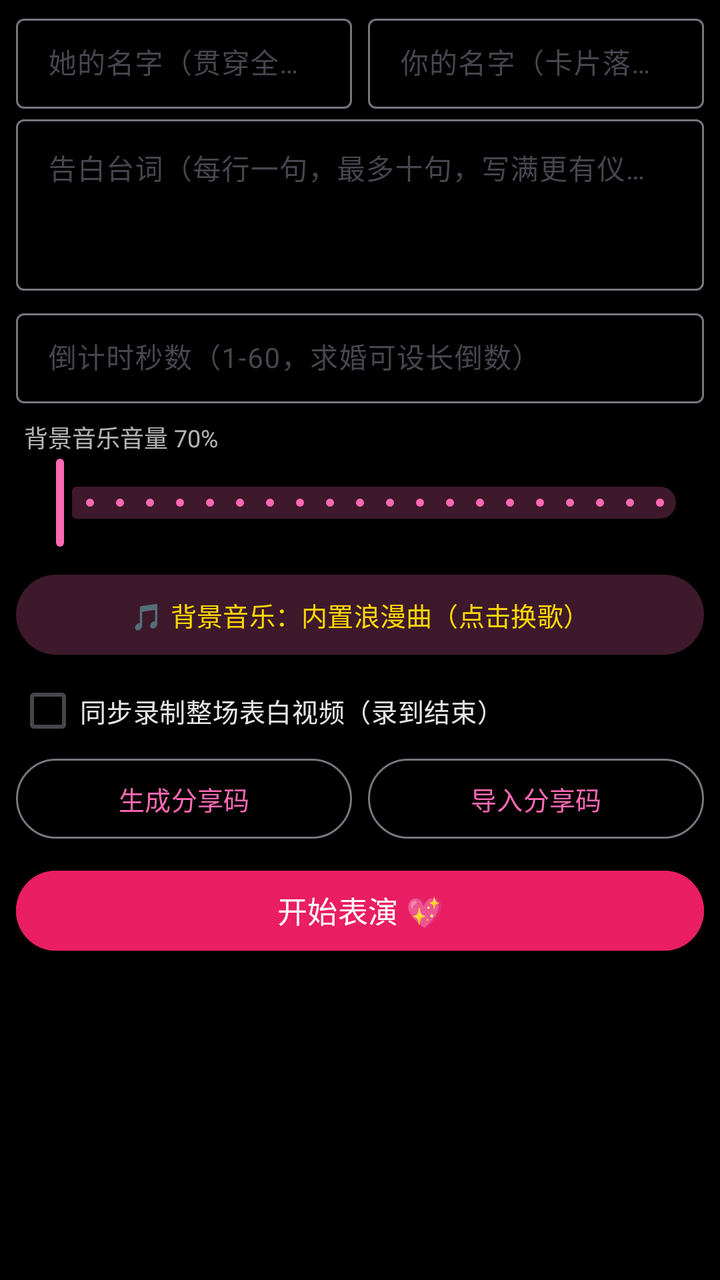
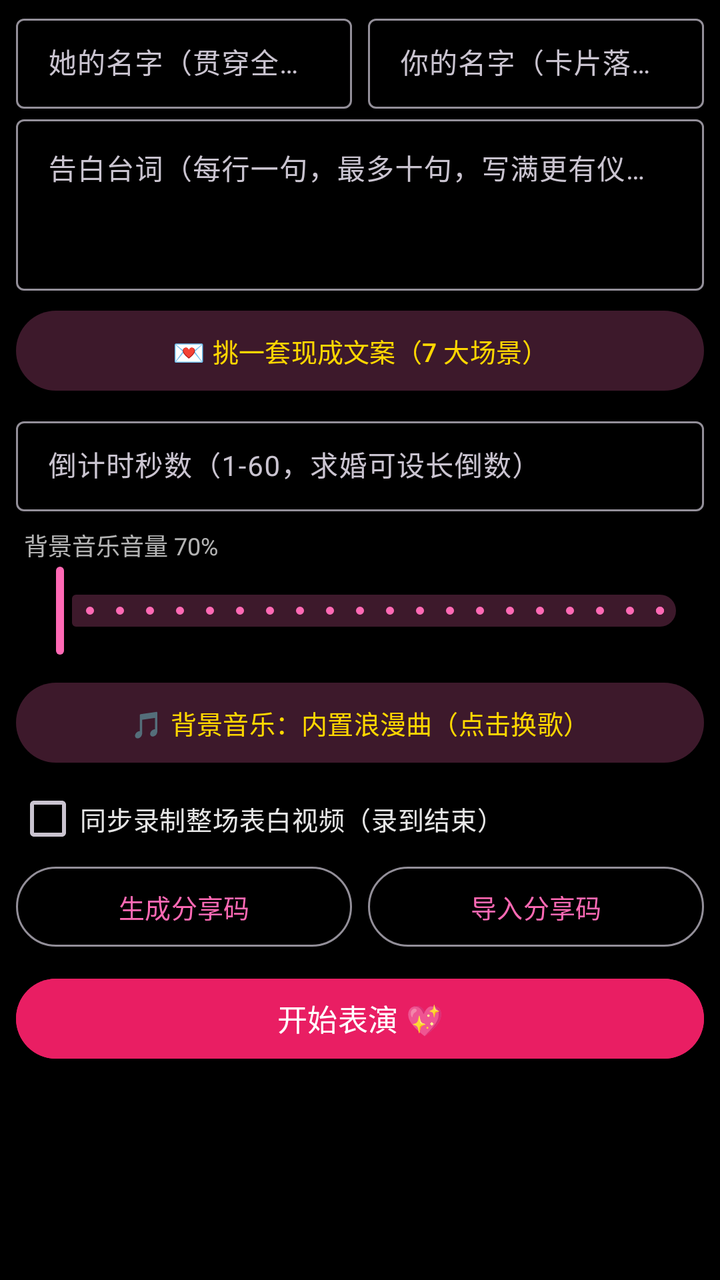

The first picture is an Android layout as it rendered before a commit; the second is the same layout after the commit. The layout source and the unified diff follow.
<!-- AndroidManifest.xml: application theme Theme.Electronic -->
<!-- res/layout/dialog_romantic_settings.xml -->
<?xml version="1.0" encoding="utf-8"?>
<ScrollView xmlns:android="http://schemas.android.com/apk/res/android"
    xmlns:app="http://schemas.android.com/apk/res-auto"
    android:layout_width="match_parent"
    android:layout_height="wrap_content"
    android:maxHeight="440dp"
    android:scrollbars="none">

    <LinearLayout
        android:layout_width="match_parent"
        android:layout_height="wrap_content"
        android:orientation="vertical"
        android:paddingHorizontal="8dp"
        android:paddingVertical="4dp">

        <LinearLayout
            android:layout_width="match_parent"
            android:layout_height="wrap_content"
            android:orientation="horizontal">

            <com.google.android.material.textfield.TextInputLayout
                android:id="@+id/til_her_name"
                style="@style/Widget.Material3.TextInputLayout.OutlinedBox.Dense"
                android:layout_width="0dp"
                android:layout_height="wrap_content"
                android:layout_weight="1"
                android:hint="她的名字（贯穿全场）">

                <com.google.android.material.textfield.TextInputEditText
                    android:id="@+id/et_her_name"
                    android:layout_width="match_parent"
                    android:layout_height="wrap_content"
                    android:inputType="text"
                    android:maxLines="1"
                    android:textColor="#FFFFFF"
                    android:textSize="14sp" />
            </com.google.android.material.textfield.TextInputLayout>

            <com.google.android.material.textfield.TextInputLayout
                android:id="@+id/til_my_name"
                style="@style/Widget.Material3.TextInputLayout.OutlinedBox.Dense"
                android:layout_width="0dp"
                android:layout_height="wrap_content"
                android:layout_marginStart="8dp"
                android:layout_weight="1"
                android:hint="你的名字（卡片落款）">

                <com.google.android.material.textfield.TextInputEditText
                    android:id="@+id/et_my_name"
                    android:layout_width="match_parent"
                    android:layout_height="wrap_content"
                    android:inputType="text"
                    android:maxLines="1"
                    android:textColor="#FFFFFF"
                    android:textSize="14sp" />
            </com.google.android.material.textfield.TextInputLayout>
        </LinearLayout>

        <com.google.android.material.textfield.TextInputLayout
            android:id="@+id/til_lines"
            style="@style/Widget.Material3.TextInputLayout.OutlinedBox"
            android:layout_width="match_parent"
            android:layout_height="wrap_content"
            android:hint="告白台词（每行一句，最多十句，写满更有仪式感）">

            <com.google.android.material.textfield.TextInputEditText
                android:id="@+id/et_lines"
                android:layout_width="match_parent"
                android:layout_height="wrap_content"
                android:gravity="top"
                android:inputType="textMultiLine"
                android:maxLines="6"
                android:minLines="3"
                android:textColor="#FFFFFF"
                android:textSize="14sp" />
        </com.google.android.material.textfield.TextInputLayout>

        <com.google.android.material.textfield.TextInputLayout
            android:id="@+id/til_seconds"
            style="@style/Widget.Material3.TextInputLayout.OutlinedBox.Dense"
            android:layout_width="match_parent"
            android:layout_height="wrap_content"
            android:layout_marginTop="6dp"
            android:hint="倒计时秒数（1-60，求婚可设长倒数）">

            <com.google.android.material.textfield.TextInputEditText
                android:id="@+id/et_seconds"
                android:layout_width="match_parent"
                android:layout_height="wrap_content"
                android:inputType="number"
                android:textColor="#FFFFFF"
                android:textSize="14sp" />
        </com.google.android.material.textfield.TextInputLayout>

        <TextView
            android:id="@+id/tv_volume_label"
            android:layout_width="match_parent"
            android:layout_height="wrap_content"
            android:layout_marginTop="8dp"
            android:paddingStart="4dp"
            android:text="背景音乐音量 70%"
            android:textColor="#B3FFFFFF"
            android:textSize="12sp" />

        <com.google.android.material.slider.Slider
            android:id="@+id/slider_volume"
            android:layout_width="match_parent"
            android:layout_height="wrap_content"
            android:stepSize="5"
            android:valueFrom="0"
            android:valueTo="100"
            app:labelBehavior="gone" />

        <com.google.android.material.button.MaterialButton
            android:id="@+id/btn_pick_bgm"
            style="@style/Widget.Material3.Button.TonalButton"
            android:layout_width="match_parent"
            android:layout_height="wrap_content"
            android:layout_marginTop="8dp"
            android:text="🎵 背景音乐：内置浪漫曲（点击换歌）"
            android:textSize="13sp" />

        <com.google.android.material.checkbox.MaterialCheckBox
            android:id="@+id/cb_record_full"
            android:layout_width="match_parent"
            android:layout_height="wrap_content"
            android:layout_marginTop="4dp"
            android:minHeight="40dp"
            android:text="同步录制整场表白视频（录到结束）"
            android:textColor="#E6FFFFFF"
            android:textSize="13sp" />

        <LinearLayout
            android:layout_width="match_parent"
            android:layout_height="wrap_content"
            android:orientation="horizontal">

            <com.google.android.material.button.MaterialButton
                android:id="@+id/btn_gen_code"
                style="@style/Widget.Material3.Button.OutlinedButton"
                android:layout_width="0dp"
                android:layout_height="wrap_content"
                android:layout_weight="1"
                android:text="生成分享码"
                android:textSize="13sp" />

            <com.google.android.material.button.MaterialButton
                android:id="@+id/btn_import_code"
                style="@style/Widget.Material3.Button.OutlinedButton"
                android:layout_width="0dp"
                android:layout_height="wrap_content"
                android:layout_marginStart="8dp"
                android:layout_weight="1"
                android:text="导入分享码"
                android:textSize="13sp" />
        </LinearLayout>

        <com.google.android.material.button.MaterialButton
            android:id="@+id/btn_start"
            android:layout_width="match_parent"
            android:layout_height="wrap_content"
            android:layout_marginTop="8dp"
            android:backgroundTint="#FFE91E63"
            android:text="开始表演 💖"
            android:textSize="15sp"
            app:cornerRadius="24dp" />

    </LinearLayout>
</ScrollView>
<!-- resources referenced by this layout -->
<resources>
  <style name="Theme.Electronic" parent="Base.Theme.Electronic" />
  <style name="Base.Theme.Electronic" parent="Theme.Material3.DayNight.NoActionBar">
          
          <item name="android:windowBackground">@android:color/black</item>
          
          <item name="colorPrimary">#FFFF69B4</item>
          <item name="colorOnPrimary">#FFFFFFFF</item>
          <item name="colorSecondaryContainer">#3DFF69B4</item>
          <item name="colorOnSecondaryContainer">#FFFFD700</item>
          
          
      </style>
</resources>

<!-- the commit's change to res/layout/dialog_romantic_settings.xml (unified diff, before → after) -->
@@ -74,6 +74,15 @@
                 android:textColor="#FFFFFF"
                 android:textSize="14sp" />
         </com.google.android.material.textfield.TextInputLayout>
+
+        <com.google.android.material.button.MaterialButton
+            android:id="@+id/btn_pick_preset"
+            style="@style/Widget.Material3.Button.TonalButton"
+            android:layout_width="match_parent"
+            android:layout_height="wrap_content"
+            android:layout_marginTop="6dp"
+            android:text="💌 挑一套现成文案（7 大场景）"
+            android:textSize="13sp" />
 
         <com.google.android.material.textfield.TextInputLayout
             android:id="@+id/til_seconds"
<!-- resource entries referenced after the edit -->
@@ -1,16 +1,40 @@
 <!-- resources referenced by this layout -->
 <resources>
   <style name="Theme.Electronic" parent="Base.Theme.Electronic" />
-  <style name="Base.Theme.Electronic" parent="Theme.Material3.DayNight.NoActionBar">
+  <style name="Base.Theme.Electronic" parent="Theme.Material3.Dark.NoActionBar">
           
           <item name="android:windowBackground">@android:color/black</item>
+  
           
-          <item name="colorPrimary">#FFFF69B4</item>
-          <item name="colorOnPrimary">#FFFFFFFF</item>
+          <item name="colorPrimary">@color/romantic_pink</item>
+          <item name="colorOnPrimary">@color/white</item>
+          <item name="colorSecondary">@color/gold</item>
+          <item name="colorOnSecondary">@color/black</item>
           <item name="colorSecondaryContainer">#3DFF69B4</item>
-          <item name="colorOnSecondaryContainer">#FFFFD700</item>
+          <item name="colorOnSecondaryContainer">@color/gold</item>
           
+          <item name="colorControlActivated">@color/romantic_pink</item>
+          <item name="colorControlNormal">@color/text_secondary</item>
+  
           
+          <item name="android:statusBarColor">@android:color/transparent</item>
+          <item name="android:navigationBarColor">@android:color/transparent</item>
+          <item name="android:windowLightStatusBar">false</item>
+  
+          
+          <item name="materialAlertDialogTheme">@style/RomanticDialog</item>
+      </style>
+  <color name="romantic_pink">#FFFF69B4</color>
+  <color name="white">#FFFFFFFF</color>
+  <color name="gold">#FFFFD700</color>
+  <color name="black">#FF000000</color>
+  <color name="text_secondary">#B3FFFFFF</color>
+  <style name="RomanticDialog" parent="ThemeOverlay.Material3.MaterialAlertDialog">
+          <item name="shapeAppearanceOverlay">@style/RomanticDialogShape</item>
+      </style>
+  <style name="RomanticDialogShape" parent="">
+          <item name="cornerFamily">rounded</item>
+          <item name="cornerSize">20dp</item>
       </style>
 </resources>
 
